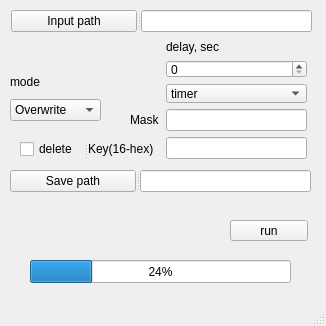
Above: mainwindow.ui from crypto3301/Kolibri before the change. Below: the same form after it.
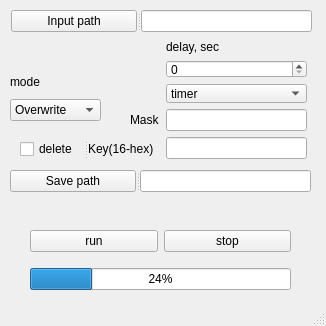
That is the form after the change.

Commit message: add stop button

```diff
--- a/mainwindow.ui
+++ b/mainwindow.ui
@@ -32,32 +32,6 @@
    <string>MainWindow</string>
   </property>
   <widget class="QWidget" name="centralwidget">
-   <widget class="QProgressBar" name="progressBar">
-    <property name="geometry">
-     <rect>
-      <x>30</x>
-      <y>260</y>
-      <width>261</width>
-      <height>23</height>
-     </rect>
-    </property>
-    <property name="value">
-     <number>24</number>
-    </property>
-   </widget>
-   <widget class="QPushButton" name="runButton">
-    <property name="geometry">
-     <rect>
-      <x>230</x>
-      <y>220</y>
-      <width>78</width>
-      <height>21</height>
-     </rect>
-    </property>
-    <property name="text">
-     <string>run</string>
-    </property>
-   </widget>
    <widget class="QLabel" name="label_2">
     <property name="geometry">
      <rect>
@@ -215,6 +189,39 @@
      </item>
     </layout>
    </widget>
+   <widget class="QWidget" name="">
+    <property name="geometry">
+     <rect>
+      <x>30</x>
+      <y>220</y>
+      <width>261</width>
+      <height>81</height>
+     </rect>
+    </property>
+    <layout class="QGridLayout" name="gridLayout">
+     <item row="0" column="0">
+      <widget class="QPushButton" name="runButton">
+       <property name="text">
+        <string>run</string>
+       </property>
+      </widget>
+     </item>
+     <item row="0" column="1">
+      <widget class="QPushButton" name="stopButton">
+       <property name="text">
+        <string>stop</string>
+       </property>
+      </widget>
+     </item>
+     <item row="1" column="0" colspan="2">
+      <widget class="QProgressBar" name="progressBar">
+       <property name="value">
+        <number>24</number>
+       </property>
+      </widget>
+     </item>
+    </layout>
+   </widget>
   </widget>
   <widget class="QStatusBar" name="statusbar"/>
  </widget>
```
The commit also changes 486 other files.
